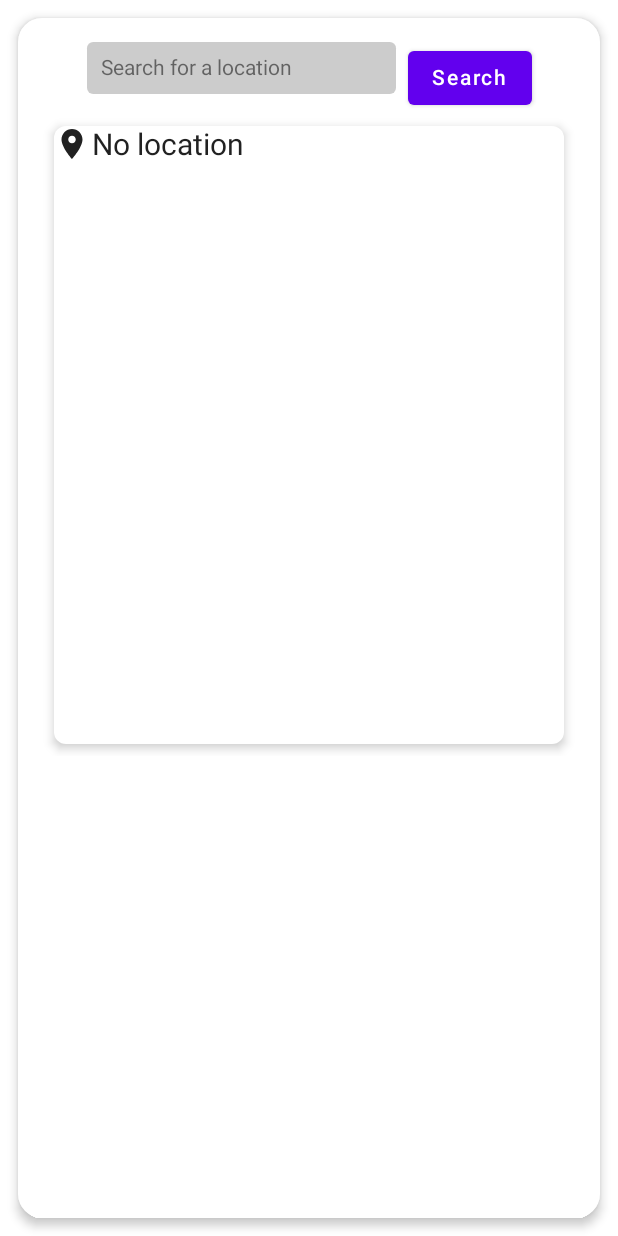
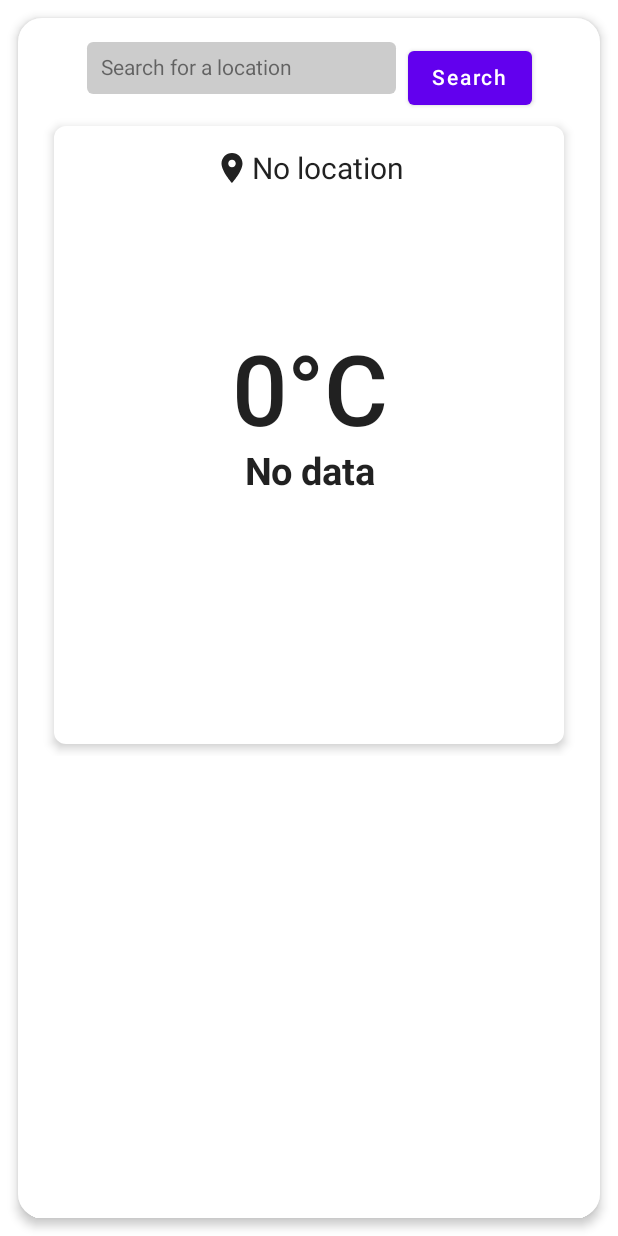
Before and after one commit to Kiekara/weather-app, an Android app built with Jetpack Compose: the screen it shows after launch (MainActivity), on a phone screen of 412 x 824 dp. Run offline under Robolectric (Android 15) with nearby library versions, the phone set to English and light mode, and no system bars.

Commit message:
Add Composable function MainWeatherInfo

```diff
--- a/WeatherApp/app/src/main/java/fi/tuni/weatherapp/screens/MainScreen.kt
+++ b/WeatherApp/app/src/main/java/fi/tuni/weatherapp/screens/MainScreen.kt
@@ -15,11 +15,9 @@ import androidx.compose.ui.Modifier
 import androidx.compose.ui.input.pointer.pointerInput
 import androidx.compose.ui.platform.LocalFocusManager
 import androidx.compose.ui.unit.dp
-import fi.tuni.weatherapp.constructWeatherAndForecastUrls
+import fi.tuni.weatherapp.*
 import fi.tuni.weatherapp.data.ForecastJsonObject
 import fi.tuni.weatherapp.data.WeatherJsonObject
-import fi.tuni.weatherapp.fetchDataAsync
-import fi.tuni.weatherapp.parseWeatherOrForecastJson
 import fi.tuni.weatherapp.searchbar.SearchBar
 import fi.tuni.weatherapp.weatherview.WeatherView
 
@@ -69,7 +67,11 @@ fun MainScreen() {
                 }
             )
 
-            WeatherView(city = weatherObj.value.name)
+            WeatherView(
+                temperature = weatherObj.value.main?.temp,
+                weather = weatherObj.value.weather?.first()?.main,
+                city = weatherObj.value.name
+            )
         }
     }
 }
--- /dev/null
+++ b/WeatherApp/app/src/main/java/fi/tuni/weatherapp/weatherview/MainWeatherInfo.kt
@@ -0,0 +1,30 @@
+package fi.tuni.weatherapp.weatherview
+
+import androidx.compose.foundation.layout.Column
+import androidx.compose.material.Text
+import androidx.compose.runtime.Composable
+import androidx.compose.ui.Alignment
+import androidx.compose.ui.text.font.FontWeight
+import androidx.compose.ui.unit.sp
+import kotlin.math.roundToInt
+
+@Composable
+fun MainWeatherInfo(
+    temperature: Double? = 0.0,
+    weather: String? = null
+) {
+    Column(
+        horizontalAlignment = Alignment.CenterHorizontally
+    ) {
+        Text(
+            text = "${temperature?.roundToInt() ?: 0}°C",
+            fontSize = 65.sp,
+            fontWeight = FontWeight.Medium
+        )
+        Text(
+            text = weather ?: "No data",
+            fontSize = 25.sp,
+            fontWeight = FontWeight.Bold
+        )
+    }
+}
--- a/WeatherApp/app/src/main/java/fi/tuni/weatherapp/weatherview/WeatherView.kt
+++ b/WeatherApp/app/src/main/java/fi/tuni/weatherapp/weatherview/WeatherView.kt
@@ -1,8 +1,6 @@
 package fi.tuni.weatherapp.weatherview
 
-import androidx.compose.foundation.layout.fillMaxWidth
-import androidx.compose.foundation.layout.height
-import androidx.compose.foundation.layout.padding
+import androidx.compose.foundation.layout.*
 import androidx.compose.foundation.shape.CornerSize
 import androidx.compose.foundation.shape.RoundedCornerShape
 import androidx.compose.material.Card
@@ -10,6 +8,7 @@ import androidx.compose.material.Surface
 import androidx.compose.material.icons.Icons
 import androidx.compose.material.icons.filled.LocationOn
 import androidx.compose.runtime.Composable
+import androidx.compose.ui.Alignment
 import androidx.compose.ui.Modifier
 import androidx.compose.ui.platform.LocalConfiguration
 import androidx.compose.ui.unit.dp
@@ -17,6 +16,8 @@ import androidx.compose.ui.unit.sp
 
 @Composable
 fun WeatherView(
+    temperature: Double? = 0.0,
+    weather: String? = null,
     city: String? = null
 ) {
     val configuration = LocalConfiguration.current
@@ -31,11 +32,22 @@ fun WeatherView(
             shape = RoundedCornerShape(corner = CornerSize(8.dp)),
             elevation = 4.dp
         ) {
-            IconText(
-                text = city ?: "No location",
-                icon = Icons.Default.LocationOn,
-                iconSize = 25.sp
-            )
+            Column(
+                modifier = Modifier.padding(16.dp),
+                verticalArrangement = Arrangement.Top,
+                horizontalAlignment = Alignment.CenterHorizontally
+            ) {
+                IconText(
+                    text = city ?: "No location",
+                    icon = Icons.Default.LocationOn,
+                    iconSize = 25.sp
+                )
+                Spacer(modifier = Modifier.height((configuration.screenHeightDp * 0.12).dp))
+                MainWeatherInfo(
+                    temperature = temperature,
+                    weather = weather
+                )
+            }
         }
     }
 }
```
